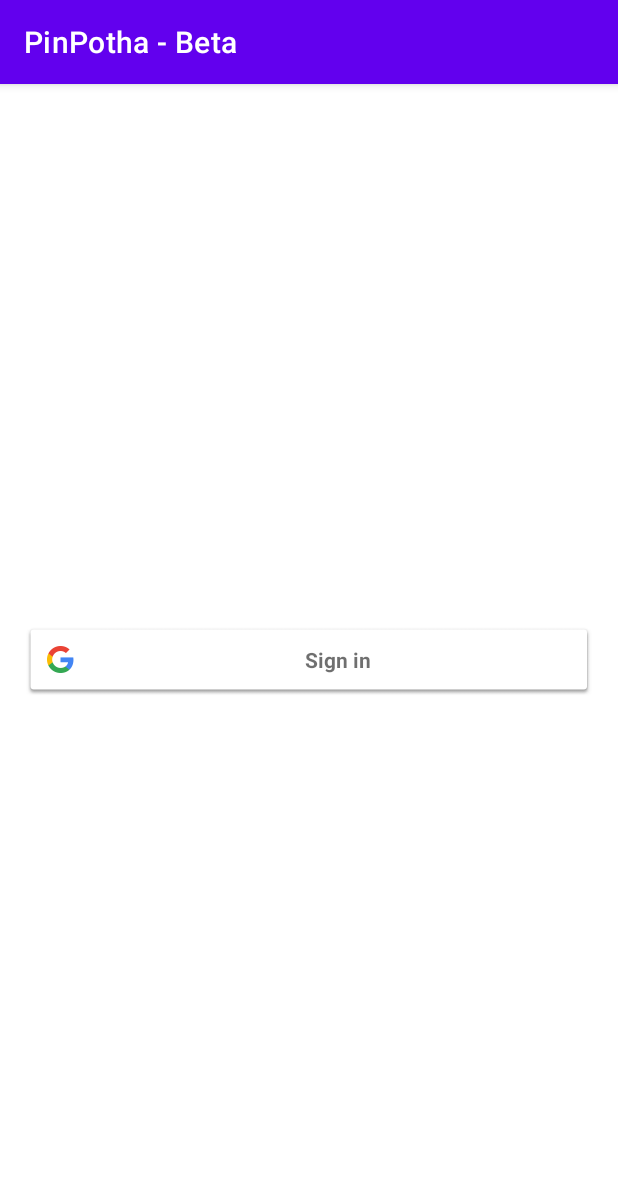
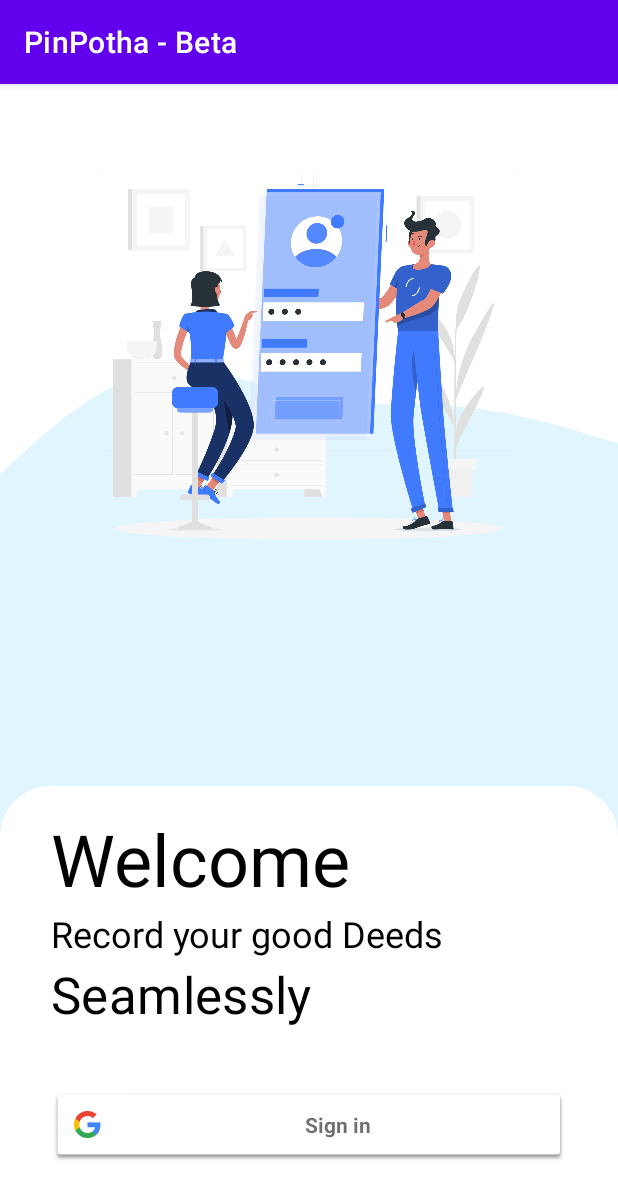
Before and after one commit to it20067724/PinPotha_Beta, an Android app: the screen it shows after launch (MainActivity), on a phone screen of 412 x 824 dp. Shown: the top 1199 px of the screen. Run offline under Robolectric (Android 15) with nearby library versions, the phone set to English and light mode, and no system bars; our stand-ins replace Firebase (no records; nobody signed in at launch, a user with empty details on screens opened directly).

Commit message:
Complete Sign in page

```diff
--- a/app/src/main/java/com/app/pinpotha_beta/MainActivity.java
+++ b/app/src/main/java/com/app/pinpotha_beta/MainActivity.java
@@ -38,6 +38,7 @@ public class MainActivity extends AppCompatActivity {
         super.onCreate(savedInstanceState);
         setContentView(R.layout.activity_main);
         btSignIn=findViewById(R.id.bt_sign_in);
+        btSignIn.setColorScheme(SignInButton.COLOR_AUTO);
 
         // Initialize sign in options
         // the client-id is copied form
--- /dev/null
+++ b/app/src/main/res/drawable/ic_splash_back.xml
@@ -0,0 +1,10 @@
+<vector xmlns:android="http://schemas.android.com/apk/res/android"
+    android:width="414dp"
+    android:height="698dp"
+    android:viewportWidth="414"
+    android:viewportHeight="698">
+    <path
+        android:pathData="M17,65.849L0,84.849V94V96.849V698H414V96.849V94V59.849L397,53.849C380,46.849 345,34.849 311,30.849C297.008,29.25 283.176,28.93 269.376,28.61C248.656,28.13 228.008,27.651 207,22.849C197.546,20.347 188.015,16.994 178.45,13.629C153.614,4.892 128.546,-3.926 104,1.849C70.212,9.572 37.355,44.322 18.926,63.813C18.265,64.512 17.623,65.192 17,65.849Z"
+        android:fillColor="#E1F5FE"
+        android:fillType="evenOdd"/>
+</vector>
--- /dev/null
+++ b/app/src/main/res/drawable/splash_corner.xml
@@ -0,0 +1,8 @@
+<?xml version="1.0" encoding="utf-8"?>
+<shape xmlns:android="http://schemas.android.com/apk/res/android"
+    android:shape="rectangle">
+
+    <solid android:color="@color/white" />
+    <corners android:topLeftRadius="34dp" android:topRightRadius="34dp" />
+
+</shape>
--- a/app/src/main/res/layout/activity_main.xml
+++ b/app/src/main/res/layout/activity_main.xml
@@ -1,20 +1,88 @@
 <?xml version="1.0" encoding="utf-8"?>
-<RelativeLayout
-    xmlns:android="http://schemas.android.com/apk/res/android"
+<RelativeLayout xmlns:android="http://schemas.android.com/apk/res/android"
     xmlns:app="http://schemas.android.com/apk/res-auto"
     xmlns:tools="http://schemas.android.com/tools"
     android:layout_width="match_parent"
     android:layout_height="match_parent"
     tools:context=".MainActivity">
 
+
+
+    <ImageView
+        android:layout_width="match_parent"
+        android:layout_height="wrap_content"
+        android:adjustViewBounds="true"
+        android:layout_marginTop="190dp"
+        android:scaleType="fitXY"
+        android:layout_alignParentBottom="true"
+        app:srcCompat="@drawable/ic_splash_back"
+        tools:ignore="ContentDescription" />
+
+    <ImageView
+        android:id="@+id/splash_logo"
+        android:layout_width="match_parent"
+        android:layout_height="wrap_content"
+        android:layout_alignParentStart="true"
+        android:layout_alignParentTop="true"
+        android:layout_marginHorizontal="40dp"
+        android:layout_marginVertical="20dp"
+        android:adjustViewBounds="true"
+        app:srcCompat="@drawable/login_icon"
+        tools:ignore="ContentDescription" />
+
+    <ImageView
+        android:id="@+id/on_board_details"
+        android:layout_width="match_parent"
+        android:layout_height="300dp"
+        android:layout_alignParentBottom="true"
+        android:elevation="2dp"
+        android:translationZ="-2dp"
+        app:srcCompat="@drawable/splash_corner"
+        tools:ignore="ContentDescription" />
+
+
+
+
+    <TextView
+        android:id="@+id/welcome"
+        android:layout_above="@id/hello"
+        android:layout_width="wrap_content"
+        android:layout_height="wrap_content"
+        android:text="@string/welcome"
+        android:layout_marginHorizontal="34dp"
+        android:layout_marginBottom="1dp"
+        android:textColor="@color/black"
+        android:textAppearance="?attr/textAppearanceHeadline3"/>
+
+    <TextView
+        android:id="@+id/hello"
+        android:layout_width="wrap_content"
+        android:layout_height="wrap_content"
+        android:layout_above="@id/hello2"
+        android:layout_marginHorizontal="34dp"
+        android:layout_marginBottom="1dp"
+        android:textColor="@color/black"
+        android:textAppearance="?attr/textAppearanceHeadline5"
+    android:text="@string/hello" />
+
+    <TextView
+        android:id="@+id/hello2"
+        android:layout_width="wrap_content"
+        android:layout_height="wrap_content"
+        android:layout_above="@id/bt_sign_in"
+        android:layout_marginHorizontal="34dp"
+        android:layout_marginBottom="40dp"
+        android:textColor="@color/black"
+        android:textAppearance="?attr/textAppearanceHeadline4"
+        android:text="@string/seamless" />
+
     <com.google.android.gms.common.SignInButton
         android:id="@+id/bt_sign_in"
         android:layout_width="match_parent"
         android:layout_height="wrap_content"
+        android:layout_alignParentBottom="true"
         android:layout_centerInParent="true"
-        android:layout_marginStart="16dp"
-        android:layout_marginTop="16dp"
-        android:layout_marginEnd="16dp"
-        android:layout_marginBottom="16dp" />
+        android:layout_marginHorizontal="34dp"
+        android:layout_marginBottom="50dp" />
 
 </RelativeLayout>
--- a/app/src/main/res/values/strings.xml
+++ b/app/src/main/res/values/strings.xml
@@ -44,6 +44,11 @@
     <string name="loading" translatable="false">Loading</string>
     <string name="update" translatable="false">Update</string>
     <string name="delete" translatable="false">Delete</string>
+    <string name="welcome" translatable="false">Welcome</string>
+    <string name="hello" translatable="false">Record your good Deeds</string>
+    <string name="seamless" translatable="false">Seamlessly</string>
+
+
 
 
 
```
Also changed, not shown: app/src/main/res/drawable/login_icon.png (added).
